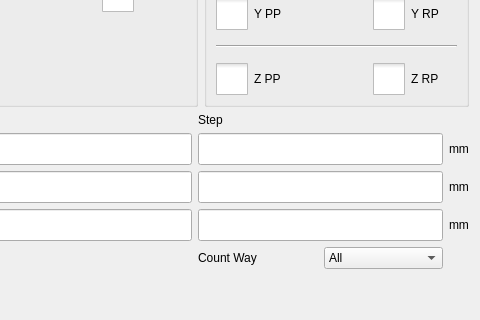
First picture: the form in hcsettings/ichcstackedsettingsframe.ui, repository GaussCheng/2-5AxisPunch, before the edit; both pictures show x 164 to 644 and y 107 to 427 of the 644 by 427 pixel window.
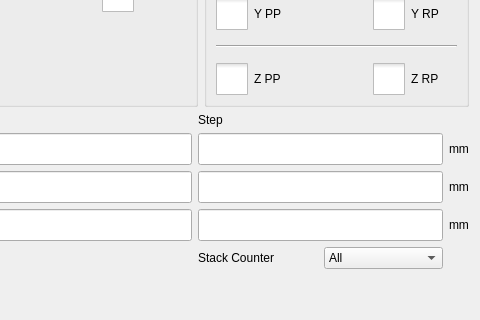
Second picture: the form after the edit. Icons and pictures are not drawn. Custom widgets are drawn as their Qt base class.

```diff
--- a/hcsettings/ichcstackedsettingsframe.ui
+++ b/hcsettings/ichcstackedsettingsframe.ui
@@ -698,7 +698,7 @@
          <item>
           <widget class="QLabel" name="label_9">
            <property name="text">
-            <string>Count Way</string>
+            <string>Stack Counter</string>
            </property>
           </widget>
          </item>
```
Left out of the diff: 2 changed lines with no effect on the pictures.
